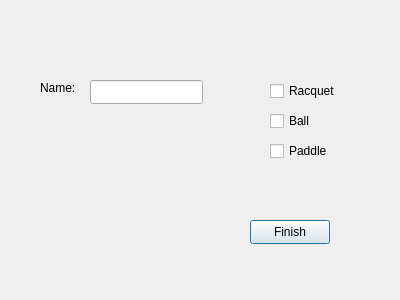
Above: sportdialog.ui from elb-bme/AFKHF before the change. Below: the same form after it.
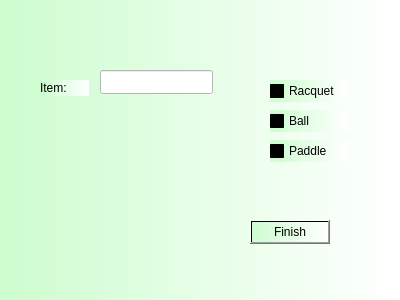
That is the form after the change.

Diff of the .ui file:
```diff
--- a/sportdialog.ui
+++ b/sportdialog.ui
@@ -13,6 +13,9 @@
   <property name="windowTitle">
    <string>Dialog</string>
   </property>
+  <property name="styleSheet">
+   <string notr="true">background-color: qlineargradient(spread:pad, x1:0, y1:0, x2:1, y2:0, stop:0 rgba(205, 253, 207, 255), stop:1 rgba(255, 255, 255, 255));</string>
+  </property>
   <widget class="QCheckBox" name="paddleCheckBox">
    <property name="geometry">
     <rect>
@@ -29,12 +32,15 @@
   <widget class="QLineEdit" name="spLineEdit">
    <property name="geometry">
     <rect>
-     <x>90</x>
-     <y>80</y>
+     <x>100</x>
+     <y>70</y>
      <width>113</width>
      <height>24</height>
     </rect>
    </property>
+   <property name="styleSheet">
+    <string notr="true">background-color: rgb(255, 255, 255);</string>
+   </property>
   </widget>
   <widget class="QPushButton" name="spFinishButton">
    <property name="geometry">
@@ -71,8 +77,11 @@
      <height>16</height>
     </rect>
    </property>
+   <property name="styleSheet">
+    <string notr="true">font: 700 9pt &quot;Segoe UI&quot;;</string>
+   </property>
    <property name="text">
-    <string>Name:</string>
+    <string>Item:</string>
    </property>
   </widget>
   <widget class="QCheckBox" name="racquetCheckBox">
```
